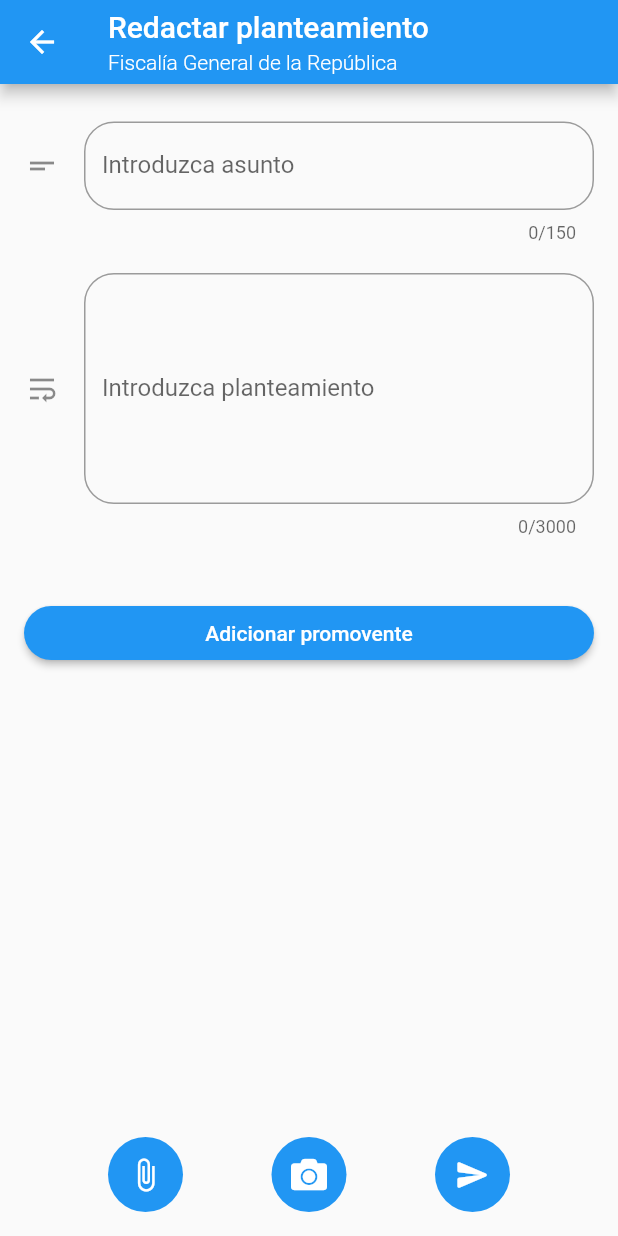
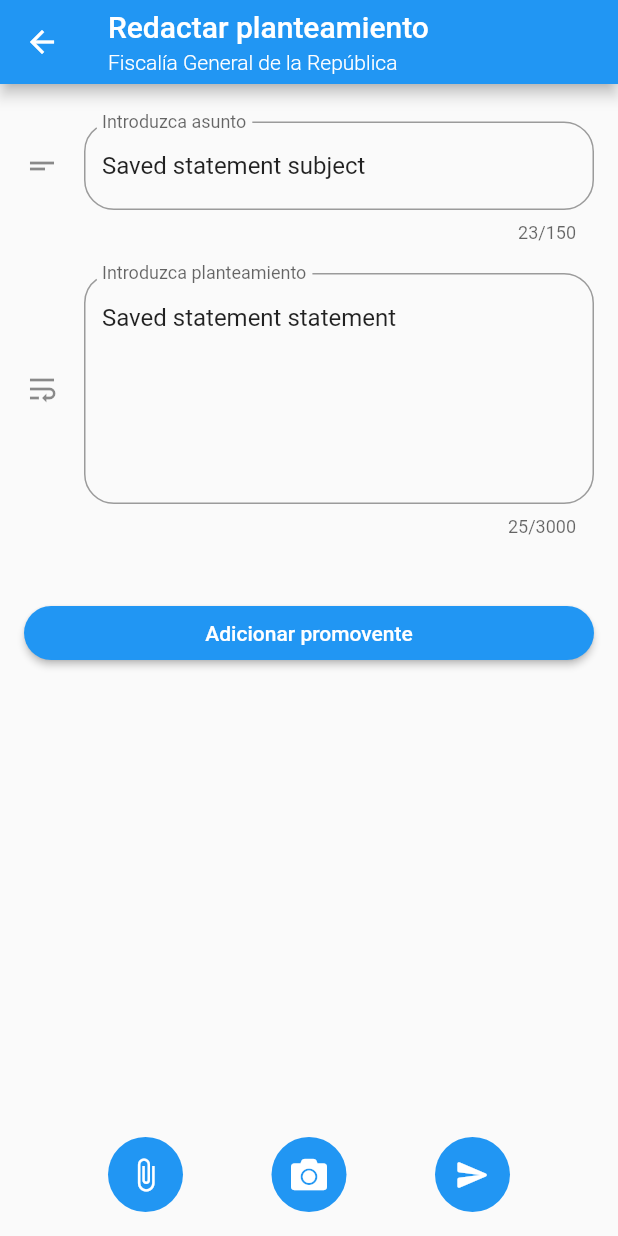
Before and after one commit to famarrero/flutter_civix, a Flutter app: the screen it shows after launch, after a tap on "Write statement to FGR", on a phone screen of 412 x 824 dp. Run offline on Flutter 3.47's test engine with Material 2 defaults, Android fonts, the phone set to English and light mode, and no system bars; drawn by our look-alikes of oktoast, reactive_forms; our stand-ins replace auto_route, bloc, built_collection, built_value, dartz, dio and 7 more.

Commit message:
-add getSavedStatement, not finished -optimizing call languages S.of(context)...

```diff
--- a/lib/src/presentation/pages/fgr/main_fgr_page.dart
+++ b/lib/src/presentation/pages/fgr/main_fgr_page.dart
@@ -1,11 +1,13 @@
 import 'package:auto_route/auto_route.dart';
 import 'package:flutter/material.dart';
+import 'package:flutter_bloc/flutter_bloc.dart';
 import 'package:flutter_civix/src/core/routes/routes.gr.dart';
+import 'package:flutter_civix/src/injector.dart';
 import 'package:flutter_civix/src/presentation/app/assets/assets.gen.dart';
 import 'package:flutter_civix/src/presentation/app/lang/l10n.dart';
+import 'package:flutter_civix/src/presentation/pages/fgr/write_statement_fgr/cubit/write_statement_fgr_cubit.dart';
 
 class MainFGRPage extends StatefulWidget {
-
   MainFGRPage();
 
   @override
@@ -15,9 +17,18 @@ class MainFGRPage extends StatefulWidget {
 class _MainFGRPageState extends State<MainFGRPage> {
   @override
   Widget build(BuildContext context) {
+    return BlocProvider(
+        create: (context) => injector<WriteStatementFgrCubit>(),
+        child: _ScaffoldMainFGRPage());
+  }
+}
+
+class _ScaffoldMainFGRPage extends StatelessWidget {
+  @override
+  Widget build(BuildContext context) {
     return Scaffold(
       appBar: AppBar(
-        title: Text(S().mainFGR),
+        title: Text(S.of(context).mainFGR),
       ),
       body: Center(
         child: ListView(
@@ -27,8 +38,10 @@ class _MainFGRPageState extends State<MainFGRPage> {
               leading: Icon(Icons.edit),
               title: Text('Write statement to FGR'),
               trailing: Image(image: Assets.images.marcaAguaFgr),
-              onTap: (){
-                AutoRouter.of(context).push(WriteStatementFgrPageRoute());
+              onTap: () {
+                var bloc = BlocProvider.of<WriteStatementFgrCubit>(context);
+                AutoRouter.of(context)
+                    .push(WriteStatementFgrPageRoute(bloc: bloc));
               },
             )
           ],
--- a/lib/src/presentation/pages/fgr/write_statement_fgr/cubit/write_statement_fgr_cubit.dart
+++ b/lib/src/presentation/pages/fgr/write_statement_fgr/cubit/write_statement_fgr_cubit.dart
@@ -34,6 +34,11 @@ class WriteStatementFgrCubit extends Cubit<WriteStatementFgrState> {
   FormGroup _addPromoterForm = FormsStatementFGR.addPromoterForm;
 
   FormGroup get getAddStatementForm => _addStatementForm;
+
+  Future<void> getSavedStatement() async {
+    _addStatementForm.control(FormsStatementFGR.subject).value = 'Saved statement subject';
+    _addStatementForm.control(FormsStatementFGR.statement).value = 'Saved statement statement';
+  }
 
   FormGroup getAddEditPromoterForm({required bool isEdit}) {
     if (isEdit) {
--- a/lib/src/presentation/pages/fgr/write_statement_fgr/write_statement_fgr_page.dart
+++ b/lib/src/presentation/pages/fgr/write_statement_fgr/write_statement_fgr_page.dart
@@ -20,11 +20,23 @@ import 'package:provider/provider.dart';
 import 'package:reactive_forms/reactive_forms.dart';
 
 class WriteStatementFgrPage extends StatefulWidget {
+
+  final WriteStatementFgrCubit bloc;
+
+  WriteStatementFgrPage({required this.bloc});
+
   @override
   _WriteStatementFgrPageState createState() => _WriteStatementFgrPageState();
 }
 
 class _WriteStatementFgrPageState extends State<WriteStatementFgrPage> {
+
+  @override
+  void initState() {
+    widget.bloc.getSavedStatement();
+    super.initState();
+  }
+
   @override
   Widget build(BuildContext context) {
     return Scaffold(appBar: _buildAppBar(), body: _buildBody(context));
@@ -35,9 +47,9 @@ class _WriteStatementFgrPageState extends State<WriteStatementFgrPage> {
       title: Column(
         crossAxisAlignment: CrossAxisAlignment.start,
         children: [
-          Text(S().writeStatement),
+          Text(S.of(context).writeStatement),
           SizedBox(height: 4),
-          Text(S().fgr,
+          Text(S.of(context).fgr,
               style: TextStyle(fontSize: 14, fontWeight: FontWeight.w300)),
         ],
       ),
@@ -45,8 +57,8 @@ class _WriteStatementFgrPageState extends State<WriteStatementFgrPage> {
   }
 
   _buildBody(BuildContext context) {
-    return BlocProvider(
-      create: (context) => injector<WriteStatementFgrCubit>(),
+    return BlocProvider.value(
+      value: widget.bloc,
       child: BlocConsumer<WriteStatementFgrCubit, WriteStatementFgrState>(
           listener: (context, state) {
         print(state);
@@ -97,7 +109,7 @@ class _WriteStatementFgrPageState extends State<WriteStatementFgrPage> {
                       ReactiveTextField(
                         formControlName: FormsStatementFGR.subject,
                         validationMessages: (control) =>
-                            {ValidationMessage.required: S().subjectValidator},
+                            {ValidationMessage.required: S.of(context).subjectValidator},
                         textInputAction: TextInputAction.next,
                         textCapitalization: TextCapitalization.sentences,
                         keyboardType: TextInputType.text,
@@ -106,7 +118,7 @@ class _WriteStatementFgrPageState extends State<WriteStatementFgrPage> {
                         decoration: InputDecoration(
                           border: OutlineInputBorder(
                               borderRadius: BorderRadius.circular(20)),
-                          labelText: S().enterSubject,
+                          labelText: S.of(context).enterSubject,
                           icon: Icon(Icons.short_text),
                         ),
                       ),
@@ -114,7 +126,7 @@ class _WriteStatementFgrPageState extends State<WriteStatementFgrPage> {
                       ReactiveTextField(
                         formControlName: FormsStatementFGR.statement,
                         validationMessages: (control) => {
-                          ValidationMessage.required: S().statementValidator
+                          ValidationMessage.required: S.of(context).statementValidator
                         },
                         textInputAction: TextInputAction.newline,
                         textCapitalization: TextCapitalization.sentences,
@@ -125,7 +137,7 @@ class _WriteStatementFgrPageState extends State<WriteStatementFgrPage> {
                         decoration: InputDecoration(
                           border: OutlineInputBorder(
                               borderRadius: BorderRadius.circular(20)),
-                          labelText: S().enterStatement,
+                          labelText: S.of(context).enterStatement,
                           icon: Icon(Icons.wrap_text),
                         ),
                       ),
@@ -147,11 +159,11 @@ class _WriteStatementFgrPageState extends State<WriteStatementFgrPage> {
                                     builder: (BuildContext dialogContext) =>
                                         _AddEditPromoterDialog(
                                           blocContext: context,
-                                          title: S().addPromoter,
+                                          title: S.of(context).addPromoter,
                                           isEdit: false,
                                         )),
                         child: Text(
-                          S().addPromoter,
+                          S.of(context).addPromoter,
                           style: TextStyle(color: Colors.white),
                         ),
                       ),
@@ -173,7 +185,7 @@ class _WriteStatementFgrPageState extends State<WriteStatementFgrPage> {
                       FloatingActionButton(
                         heroTag: 'attachments',
                         backgroundColor: Colors.blue,
-                        tooltip: S().attachments,
+                        tooltip: S.of(context).attachments,
                         onPressed: () {
                           showModalBottomSheet(
                               backgroundColor: Colors.transparent,
@@ -193,7 +205,7 @@ class _WriteStatementFgrPageState extends State<WriteStatementFgrPage> {
                             (state.stateOfFiles.pickedFiles.length < 3)
                                 ? Colors.blue
                                 : Colors.black.withOpacity(0.1),
-                        tooltip: S().camera,
+                        tooltip: S.of(context).camera,
                         onPressed: (state.stateOfFiles.pickedFiles.length < 3)
                             ? () =>
                                 BlocProvider.of<WriteStatementFgrCubit>(context)
@@ -206,7 +218,7 @@ class _WriteStatementFgrPageState extends State<WriteStatementFgrPage> {
                       FloatingActionButton(
                         heroTag: 'send',
                         backgroundColor: Colors.blue,
-                        tooltip: S().send,
+                        tooltip: S.of(context).send,
                         onPressed: () =>
                             BlocProvider.of<WriteStatementFgrCubit>(context)
                                 .sendStatement(),
@@ -220,7 +232,7 @@ class _WriteStatementFgrPageState extends State<WriteStatementFgrPage> {
             ),
           ),
         );
-      }),
+      })
     );
   }
 }
@@ -243,7 +255,7 @@ class _MenuBottomSheet extends StatelessWidget {
         children: [
           FloatingActionButton(
             heroTag: 'gallery',
-            tooltip: S().gallery,
+            tooltip: S.of(context).gallery,
             backgroundColor:
                 (files.length < 3) ? Colors.red : Colors.black.withOpacity(0.1),
             onPressed: (files.length < 3)
@@ -258,7 +270,7 @@ class _MenuBottomSheet extends StatelessWidget {
           ),
           FloatingActionButton(
             heroTag: 'documents',
-            tooltip: S().document,
+            tooltip: S.of(context).document,
             backgroundColor: (files.length < 3)
                 ? Colors.green
                 : Colors.black.withOpacity(0.1),
@@ -274,7 +286,7 @@ class _MenuBottomSheet extends StatelessWidget {
           ),
           FloatingActionButton(
             heroTag: 'location',
-            tooltip: S().location,
+            tooltip: S.of(context).location,
             backgroundColor: Colors.orange,
             onPressed: (files.length < 3) ? () {} : null,
             elevation: 0,
@@ -478,7 +490,7 @@ class _AddEditPromoterDialog extends StatelessWidget {
                     ReactiveTextField(
                       formControlName: FormsStatementFGR.firstName,
                       validationMessages: (control) => {
-                        ValidationMessage.pattern: S().firstNameCorrectValidator
+                        ValidationMessage.pattern: S.of(context).firstNameCorrectValidator
                       },
                       textInputAction: TextInputAction.next,
                       textCapitalization: TextCapitalization.sentences,
@@ -488,7 +500,7 @@ class _AddEditPromoterDialog extends StatelessWidget {
                       decoration: InputDecoration(
                         border: OutlineInputBorder(
                             borderRadius: BorderRadius.circular(20)),
-                        labelText: S().firstName,
+                        labelText: S.of(context).firstName,
                         suffixIcon: Icon(Icons.person),
                       ),
                     ),
@@ -497,7 +509,7 @@ class _AddEditPromoterDialog extends StatelessWidget {
                       formControlName: FormsStatementFGR.secondName,
                       validationMessages: (control) => {
                         ValidationMessage.pattern:
-                            S().secondNameCorrectValidator
+                        S.of(context).secondNameCorrectValidator
                       },
                       textInputAction: TextInputAction.next,
                       textCapitalization: TextCapitalization.sentences,
@@ -507,7 +519,7 @@ class _AddEditPromoterDialog extends StatelessWidget {
                       decoration: InputDecoration(
                         border: OutlineInputBorder(
                             borderRadius: BorderRadius.circular(20)),
-                        labelText: S().secondName,
+                        labelText: S.of(context).secondName,
                         suffixIcon: Icon(Icons.person),
                       ),
                     ),
@@ -516,7 +528,7 @@ class _AddEditPromoterDialog extends StatelessWidget {
                       formControlName: FormsStatementFGR.firstLastName,
                       validationMessages: (control) => {
                         ValidationMessage.pattern:
-                            S().firstLastNameCorrectValidator
+                        S.of(context).firstLastNameCorrectValidator
                       },
                       textInputAction: TextInputAction.next,
                       textCapitalization: TextCapitalization.sentences,
@@ -526,7 +538,7 @@ class _AddEditPromoterDialog extends StatelessWidget {
                       decoration: InputDecoration(
                         border: OutlineInputBorder(
                             borderRadius: BorderRadius.circular(20)),
-                        labelText: S().firstLastName,
+                        labelText: S.of(context).firstLastName,
                         suffixIcon: Icon(Icons.person),
                       ),
                     ),
@@ -535,7 +547,7 @@ class _AddEditPromoterDialog extends StatelessWidget {
                       formControlName: FormsStatementFGR.secondLastName,
                       validationMessages: (control) => {
                         ValidationMessage.pattern:
-                            S().secondLastNameCorrectValidator
+                        S.of(context).secondLastNameCorrectValidator
                       },
                       textInputAction: TextInputAction.next,
                       textCapitalization: TextCapitalization.sentences,
@@ -545,7 +557,7 @@ class _AddEditPromoterDialog extends StatelessWidget {
                       decoration: InputDecoration(
                         border: OutlineInputBorder(
                             borderRadius: BorderRadius.circular(20)),
-                        labelText: S().secondLastName,
+                        labelText: S.of(context).secondLastName,
                         suffixIcon: Icon(Icons.person),
                       ),
                     ),
@@ -553,7 +565,7 @@ class _AddEditPromoterDialog extends StatelessWidget {
                     ReactiveTextField(
                       formControlName: FormsStatementFGR.id,
                       validationMessages: (control) =>
-                          {ValidationMessage.minLength: S().idCorrectValidator},
+                          {ValidationMessage.minLength: S.of(context).idCorrectValidator},
                       textInputAction: TextInputAction.next,
                       textCapitalization: TextCapitalization.none,
                       keyboardType: TextInputType.number,
@@ -563,7 +575,7 @@ class _AddEditPromoterDialog extends StatelessWidget {
                       decoration: InputDecoration(
                         border: OutlineInputBorder(
                             borderRadius: BorderRadius.circular(20)),
-                        labelText: S().id,
+                        labelText: S.of(context).id,
                         suffixIcon: Icon(Icons.vpn_key),
                       ),
                     ),
@@ -571,7 +583,7 @@ class _AddEditPromoterDialog extends StatelessWidget {
                     ReactiveTextField(
                       formControlName: FormsStatementFGR.phone,
                       validationMessages: (control) => {
-                        ValidationMessage.pattern: S().phoneCorrectValidator
+                        ValidationMessage.pattern: S.of(context).phoneCorrectValidator
                       },
                       textInputAction: TextInputAction.next,
                       textCapitalization: TextCapitalization.sentences,
@@ -581,7 +593,7 @@ class _AddEditPromoterDialog extends StatelessWidget {
                       decoration: InputDecoration(
                         border: OutlineInputBorder(
                             borderRadius: BorderRadius.circular(20)),
-                        labelText: S().phone,
+                        labelText: S.of(context).phone,
                         suffixIcon: Icon(Icons.phone),
                       ),
                     ),
@@ -589,7 +601,7 @@ class _AddEditPromoterDialog extends StatelessWidget {
                     ReactiveTextField(
                       formControlName: FormsStatementFGR.email,
                       validationMessages: (control) =>
-                          {ValidationMessage.email: S().emailCorrectValidator},
+                          {ValidationMessage.email: S.of(context).emailCorrectValidator},
                       textInputAction: TextInputAction.next,
                       textCapitalization: TextCapitalization.sentences,
                       keyboardType: TextInputType.emailAddress,
@@ -598,7 +610,7 @@ class _AddEditPromoterDialog extends StatelessWidget {
                       decoration: InputDecoration(
                         border: OutlineInputBorder(
                             borderRadius: BorderRadius.circular(20)),
-                        labelText: S().email,
+                        labelText: S.of(context).email,
                         suffixIcon: Icon(Icons.alternate_email),
                       ),
                     ),
@@ -607,12 +619,12 @@ class _AddEditPromoterDialog extends StatelessWidget {
                       formControlName: FormsStatementFGR.province,
                       validationMessages: (control) => {
                         ValidationMessage.required:
-                            S().provinceRequiredValidator
+                        S.of(context).provinceRequiredValidator
                       },
                       decoration: InputDecoration(
                         border: OutlineInputBorder(
                             borderRadius: BorderRadius.circular(20)),
-                        labelText: S().province,
+                        labelText: S.of(context).province,
                         suffixIcon: Icon(Icons.location_city),
                       ),
                       items: _provincesList
@@ -632,12 +644,12 @@ class _AddEditPromoterDialog extends StatelessWidget {
                           formControlName: FormsStatementFGR.municipality,
                           validationMessages: (control) => {
                             ValidationMessage.required:
-                                S().municipalityRequiredValidator
+                            S.of(context).municipalityRequiredValidator
                           },
                           decoration: InputDecoration(
                             border: OutlineInputBorder(
                                 borderRadius: BorderRadius.circular(20)),
-                            labelText: S().municipality,
+                            labelText: S.of(context).municipality,
                             suffixIcon: Icon(Icons.location_city),
                           ),
                           items: valueProvince.value != null ? valueProvince.value!.municipalitiesList
@@ -655,7 +667,7 @@ class _AddEditPromoterDialog extends StatelessWidget {
                     ReactiveTextField(
                       formControlName: FormsStatementFGR.address,
                       // validationMessages: (control) =>
-                      // {ValidationMessage.email: S().subjectValidator},
+                      // {ValidationMessage.email: S.of(context).subjectValidator},
                       textInputAction: TextInputAction.next,
                       textCapitalization: TextCapitalization.sentences,
                       keyboardType: TextInputType.streetAddress,
@@ -664,7 +676,7 @@ class _AddEditPromoterDialog extends StatelessWidget {
                       decoration: InputDecoration(
                         border: OutlineInputBorder(
                             borderRadius: BorderRadius.circular(20)),
-                        labelText: S().address,
+                        labelText: S.of(context).address,
                         suffixIcon: Icon(Icons.location_on),
                       ),
                     ),
@@ -684,7 +696,7 @@ class _AddEditPromoterDialog extends StatelessWidget {
                       .reset(),
                   Navigator.of(context).pop(),
                 },
-            child: Text(S().cancel)),
+            child: Text(S.of(context).cancel)),
         TextButton(
             onPressed: () => {
                   if (isEdit)
@@ -696,7 +708,7 @@ class _AddEditPromoterDialog extends StatelessWidget {
                       getCubitListenFalse.addPromoter(context),
                     }
                 },
-            child: Text(S().ok)),
+            child: Text(S.of(context).ok)),
       ],
     );
   }
@@ -758,7 +770,7 @@ class _ShowPromoters extends StatelessWidget {
                         builder: (BuildContext dialogContext) =>
                             _AddEditPromoterDialog(
                                 blocContext: context,
-                                title: S().editPromoter,
+                                title: S.of(context).editPromoter,
                                 isEdit: true,
                                 index: index));
                   },
```
Also changed, not shown: lib/main.dart (line endings or trailing spaces), lib/src/core/routes/routes.gr.dart.
